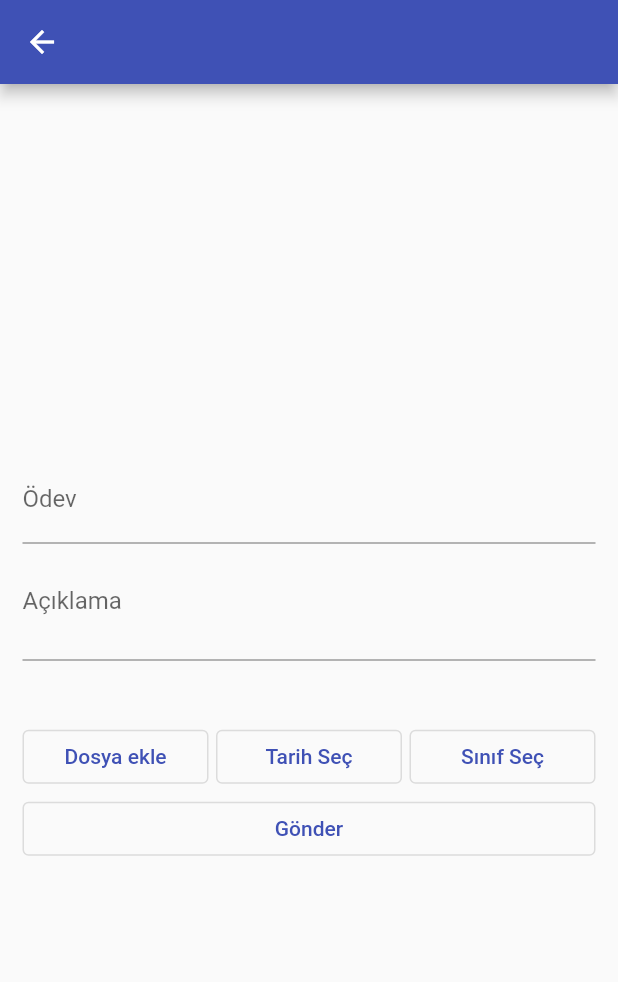
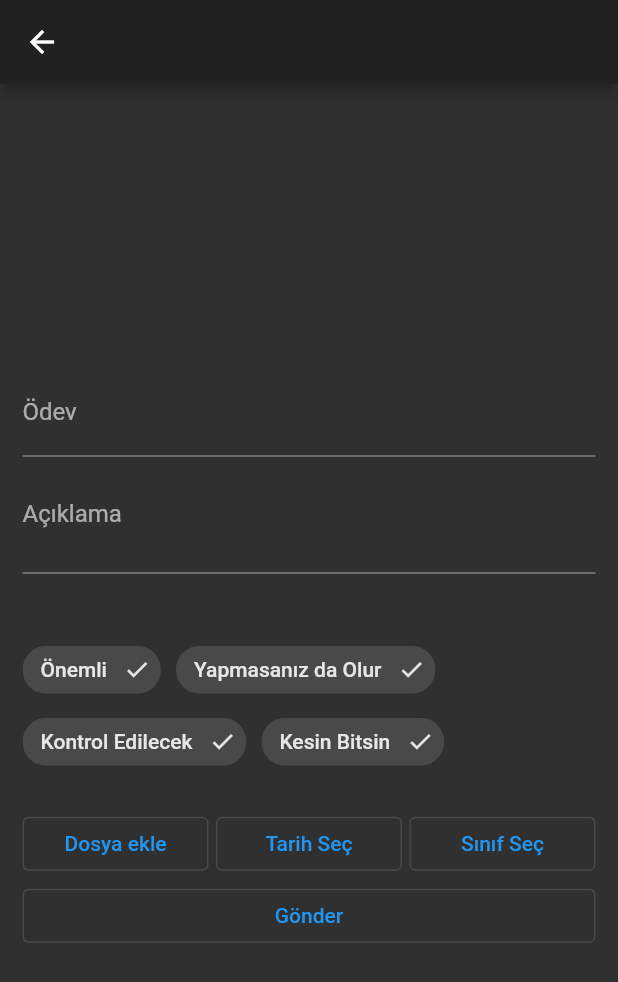
Before and after one commit to jehato47/flutter-school-app, a Flutter app: the FireBaseTryScreen screen opened directly, on a phone screen of 412 x 824 dp. Shown: the top 982 px of the screen. Run offline on Flutter 3.47's test engine with Material 2 defaults, Android fonts, the phone set to English and light mode, and no system bars; our stand-ins replace cloud_firestore, file_picker, firebase_auth, firebase_core, firebase_messaging, firebase_storage and 8 more; missing offline and left inert: flutter_card_swipper, flutter_downloader, flutter_picker, syncfusion_localizations; accounts and stored records are empty; network calls fail.

Commit message:
little changes

```diff
--- a/lib/main.dart
+++ b/lib/main.dart
@@ -100,7 +100,7 @@ class MyApp extends StatelessWidget {
             // accentColor: Colors.amber,
             // buttonColor: Colors.indigo,
             ),
-        themeMode: ThemeMode.light,
+        themeMode: ThemeMode.dark,
         localizationsDelegates: [
           GlobalMaterialLocalizations.delegate,
           // ... app-specific localization delegate[s] here
--- a/lib/screens/etude/etude_form_screen.dart
+++ b/lib/screens/etude/etude_form_screen.dart
@@ -1,5 +1,6 @@
 import 'package:flutter/material.dart';
 import '../../widgets/etude/etude_form/second_step_etude_form.dart';
+import '../../helpers/help.dart';
 
 class EtudeFormScreen extends StatefulWidget {
   static const url = "etude-form";
@@ -15,7 +16,7 @@ class _EtudeFormScreenState extends State<EtudeFormScreen> {
     return Scaffold(
       appBar: AppBar(
         actions: [],
-        title: Text("Matematik Etüt"),
+        title: Text("$lecture Etüt Formu".capitalizeFirstofEach),
       ),
       body: Padding(
         padding: EdgeInsets.all(20),
--- a/lib/screens/etude/select_lecture_screen.dart
+++ b/lib/screens/etude/select_lecture_screen.dart
@@ -12,10 +12,11 @@ class _SelectLectureScreenState extends State<SelectLectureScreen> {
   Widget build(BuildContext context) {
     return Scaffold(
       appBar: AppBar(
+        automaticallyImplyLeading: false,
         title: Text("Dersler"),
       ),
       body: Padding(
-        padding: EdgeInsets.all(20),
+        padding: EdgeInsets.all(10),
         child: FirstStepLectureList(),
       ),
     );
--- a/lib/widgets/homework/homework_form.dart
+++ b/lib/widgets/homework/homework_form.dart
@@ -6,6 +6,7 @@ import 'dart:io';
 import 'package:file_picker/file_picker.dart';
 import 'package:provider/provider.dart';
 import 'package:school2/providers/auth.dart';
+import 'package:school2/providers/studentCheckBox/student_checkbox.dart';
 import '../../providers/homework.dart';
 import 'package:intl/intl.dart';
 import 'package:flutter_picker/Picker.dart';
@@ -18,7 +19,7 @@ class HomeworkForm extends StatefulWidget {
 class _HomeworkFormState extends State<HomeworkForm> {
   dynamic userInfo;
   FirebaseAuth auth = FirebaseAuth.instance;
-
+  bool isActive = false;
   bool isLoading = false;
 
   dynamic user;
@@ -77,7 +78,71 @@ class _HomeworkFormState extends State<HomeworkForm> {
     }
   }
 
+  List selecteds = [];
+  Map tags2 = {
+    "Önemli": Colors.green,
+    "Yapmasanız da Olur": Colors.amber,
+    "Kontrol Edilecek": Colors.orange,
+    "Kesin Bitsin": Colors.red,
+  };
   Future<void> sendHomework() async {
+    // List<String> tags = [
+    //   // "Türkçe",
+    //   "Önemli",
+    //   "Yapmasanız da Olur",
+    //   "Kontrol Edilecek",
+    //   "Kesin Bitsin"
+    // ];
+
+    // await showModalBottomSheet(
+    //   shape: RoundedRectangleBorder(
+    //     borderRadius: BorderRadius.vertical(
+    //       top: Radius.circular(20),
+    //     ),
+    //   ),
+    //   context: context,
+    //   builder: (context) => Container(
+    //     // color: Colors.indigo,
+    //     height: 300,
+    //     padding: EdgeInsets.all(30),
+    //     child: Wrap(
+    //       spacing: 10,
+    //       // runSpacing: 10,
+    //       children: [
+    //         ...tags2.entries.map((e) => ChangeNotifierProvider.value(
+    //             value: StudentCheckBox(),
+    //             child: Consumer<StudentCheckBox>(
+    //               builder: (context, checkbox, child) {
+    //                 // print(checkbox.isChecked);
+    //                 // checkbox.isChecked;
+    //                 return Chip(
+    //                   deleteIcon: !checkbox.isChecked ? Icon(Icons.done) : null,
+    //                   backgroundColor: checkbox.isChecked ? e.value : null,
+    //                   onDeleted: () {
+    //                     checkbox.change();
+
+    //                     if (!selecteds.contains(e.key) && checkbox.isChecked)
+    //                       selecteds.add(e.key);
+    //                     else
+    //                       selecteds.removeWhere((element) => element == e.key);
+    //                     print(selecteds);
+    //                   },
+    //                   label: Text(e.key),
+    //                 );
+    //               },
+    //             )))
+    //         // ...tags2.entries.map(
+    //         //   (entry) {
+    //         //     return Chip(
+    //         //       label: Text(entry.key),
+    //         //     );
+    //         //   },
+    //         // ).toList()
+    //       ],
+    //     ),
+    //   ),
+    // );
+    // return;
     bool isValid = _form.currentState.validate();
     if (date == null) print(12212222);
 
@@ -224,7 +289,8 @@ class _HomeworkFormState extends State<HomeworkForm> {
   @override
   Widget build(BuildContext context) {
     userInfo = Provider.of<Auth>(context, listen: false).userInfo;
-    return Form(
+    return SingleChildScrollView(
+      child: Form(
         key: _form,
         child: Column(
           mainAxisSize: MainAxisSize.min,
@@ -262,11 +328,62 @@ class _HomeworkFormState extends State<HomeworkForm> {
               ),
             ),
             SizedBox(height: 40),
+            buildWrap(),
+            SizedBox(height: 20),
             helperButtons(context),
             if (kIsWeb) SizedBox(height: 20),
             sendButton(),
           ],
         ),
+      ),
+    );
+  }
+
+  bool isOpen = true;
+  AnimatedContainer buildWrap() {
+    return AnimatedContainer(
+      // height: !isOpen ? 10 : 100,
+      duration: Duration(milliseconds: 300),
+      child: !isOpen
+          ? Container()
+          : Wrap(
+              spacing: 10,
+              // runSpacing: 10,
+              children: [
+                ...tags2.entries.map((e) => ChangeNotifierProvider.value(
+                    value: StudentCheckBox(),
+                    child: Consumer<StudentCheckBox>(
+                      builder: (context, checkbox, child) {
+                        // print(checkbox.isChecked);
+                        // checkbox.isChecked;
+                        return Chip(
+                          deleteIcon:
+                              !checkbox.isChecked ? Icon(Icons.done) : null,
+                          backgroundColor: checkbox.isChecked ? e.value : null,
+                          onDeleted: () {
+                            checkbox.change();
+
+                            if (!selecteds.contains(e.key) &&
+                                checkbox.isChecked)
+                              selecteds.add(e.key);
+                            else
+                              selecteds
+                                  .removeWhere((element) => element == e.key);
+                            print(selecteds);
+                          },
+                          label: Text(e.key),
+                        );
+                      },
+                    )))
+                // ...tags2.entries.map(
+                //   (entry) {
+                //     return Chip(
+                //       label: Text(entry.key),
+                //     );
+                //   },
+                // ).toList()
+              ],
+            ),
     );
   }
 }
```
Also changed, not shown: lib/helpers/help.dart (+11 -0 lines), lib/screens/etude/my_etudes_screen.dart (+6 -2 lines). Lines whose indentation alone changed are shown as unchanged.
